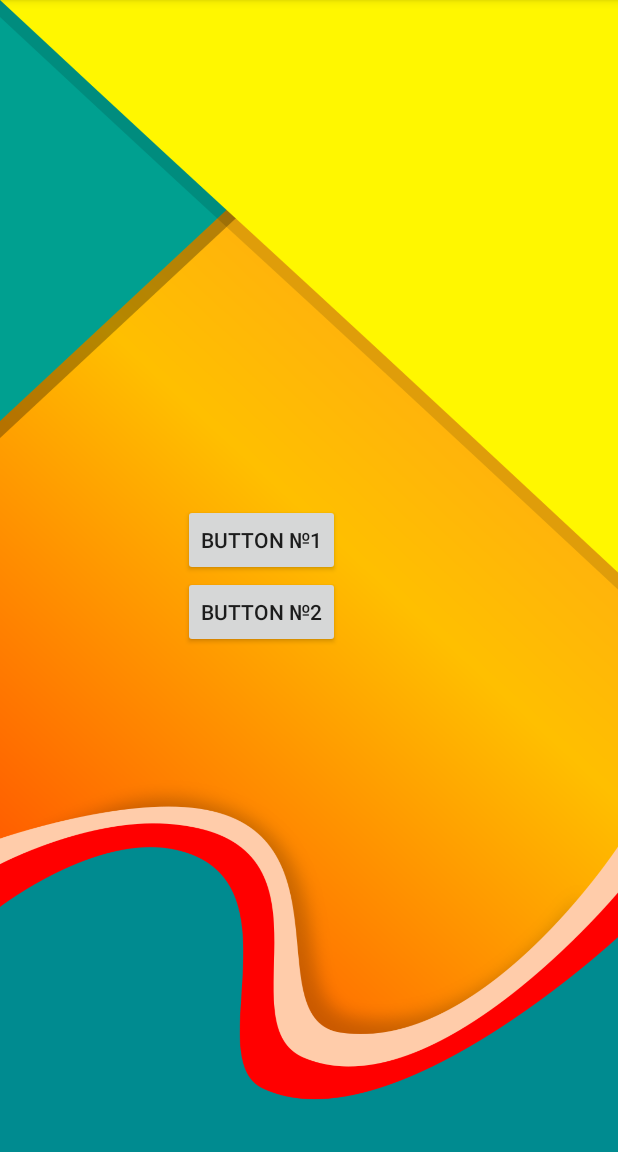
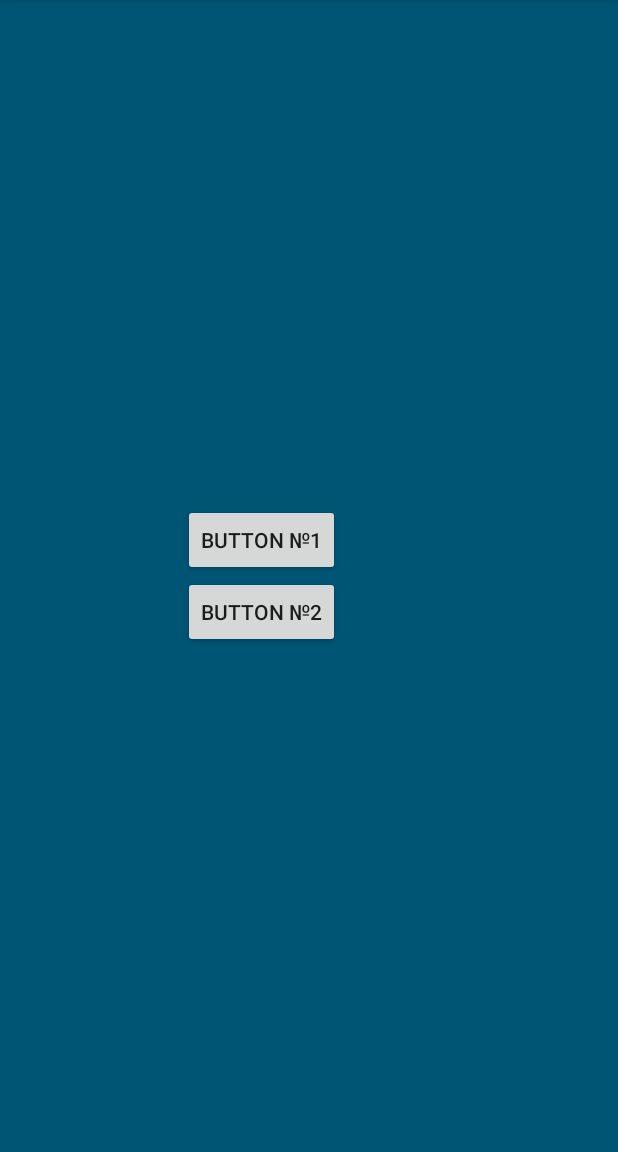
Before and after one commit to JDmitry/android-mltithreading, an Android app: the screen it shows after launch (MainActivity), on a phone screen of 412 x 824 dp, the part 84-1236 px from its top. Run offline under Robolectric (Android 15) with nearby library versions, the phone set to English and light mode, and no system bars.

Commit message:
Fix application

```diff
--- a/app/src/main/java/com/epam/multithreading/MainActivity.java
+++ b/app/src/main/java/com/epam/multithreading/MainActivity.java
@@ -15,15 +15,19 @@ import java.util.concurrent.TimeUnit;
 public class MainActivity extends AppCompatActivity {
     private ProgressBar progressBar;
     private Button buttonFirst;
-    private Handler handler = new Handler();
+    private Button buttonSecond;
+    private Handler handler;
 
     @SuppressLint("HandlerLeak")
     @Override
     protected void onCreate(Bundle savedInstanceState) {
         super.onCreate(savedInstanceState);
         setContentView(R.layout.activity_main);
+        handler = new Handler();
+        progressBar = findViewById(R.id.progress_bar);
+        buttonFirst = findViewById(R.id.button_first);
 
-        Button buttonSecond = findViewById(R.id.button_second);
+        buttonSecond = findViewById(R.id.button_second);
         buttonSecond.setOnClickListener(new View.OnClickListener() {
             @Override
             public void onClick(View v) {
@@ -36,8 +40,6 @@ public class MainActivity extends AppCompatActivity {
     }
 
     public void startProcess(View view) {
-        progressBar = findViewById(R.id.progress_bar);
-        buttonFirst = findViewById(R.id.button_first);
         progressBar.setVisibility(View.VISIBLE);
         buttonFirst.setEnabled(false);
 
--- a/app/src/main/res/layout/activity_main.xml
+++ b/app/src/main/res/layout/activity_main.xml
@@ -1,8 +1,9 @@
 <?xml version="1.0" encoding="utf-8"?>
 <RelativeLayout xmlns:android="http://schemas.android.com/apk/res/android"
+    xmlns:tools="http://schemas.android.com/tools"
     android:layout_width="match_parent"
     android:layout_height="match_parent"
-    android:background="@drawable/bg"
+    android:background="#005474"
     android:gravity="center">
 
     <LinearLayout
@@ -22,7 +23,8 @@
             android:layout_width="wrap_content"
             android:layout_height="wrap_content"
             android:visibility="invisible"
-            android:paddingStart="15dp"/>
+            android:paddingStart="15dp"
+            tools:ignore="RtlSymmetry" />
 
     </LinearLayout>
 
```
Also changed, not shown: app/src/main/res/drawable/bg.png (deleted).
